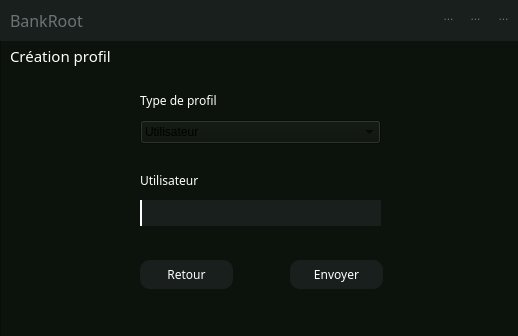
Before: the Qt Designer form creer_profil.ui in SparqueeZ/Bank-Root, drawn with Qt 5.
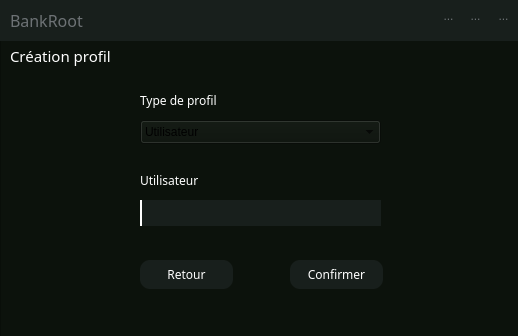
After: the same form once the commit is applied. Icons and pictures are not drawn.

What changed in the file:
```diff
--- a/creer_profil.ui
+++ b/creer_profil.ui
@@ -109,7 +109,7 @@
 </string>
     </property>
     <property name="text">
-     <string>Envoyer</string>
+     <string>Confirmer</string>
     </property>
    </widget>
    <widget class="QLabel" name="label_7">
```
Left out of the diff: 10 changed lines with no effect on the pictures.
